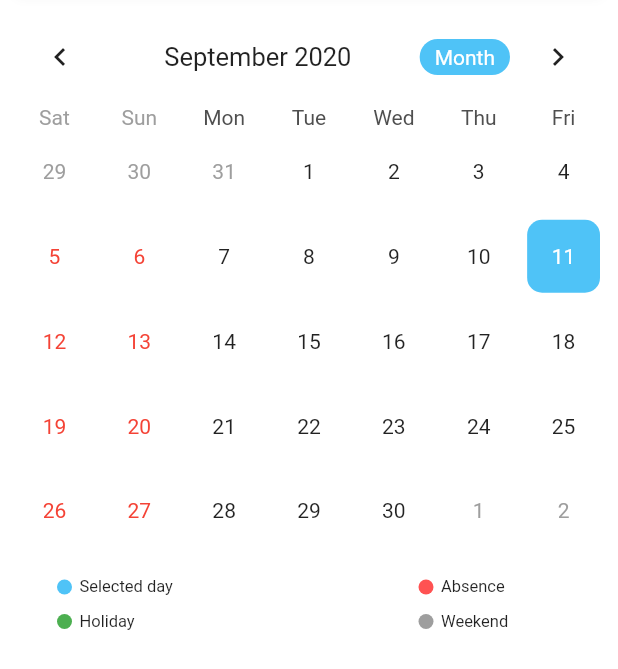
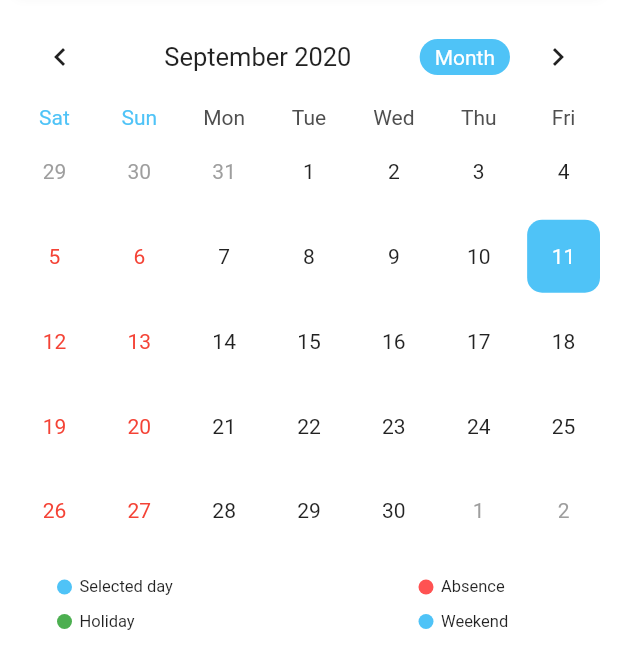
Before and after one commit to ali-ahmed-ali/tabe3, a Flutter app: the StudentAttendCalendPage screen opened by its route, on a phone screen of 412 x 824 dp. Shown: the part 252-921 px from the top of the screen. Run offline on Flutter 3.47's test engine with Material 2 defaults, Android fonts, the light colour scheme and no system bars; drawn by our look-alikes of table_calendar; our stand-ins replace cached_network_image, connectivity, dio, firebase_messaging, flutter_html, flutter_local_notifications and 5 more; missing offline and left inert: dio_http_cache; accounts and stored records are empty; statements that could not run were skipped.

Commit message:
with weakend color

```diff
--- a/lib/pages/student_attend_calend.dart
+++ b/lib/pages/student_attend_calend.dart
@@ -239,7 +239,7 @@ class _StudentAttendCalendPageState extends State<StudentAttendCalendPage> {
                               width: 10,
                               height: 10,
                               decoration: BoxDecoration(
-                                color: Colors.grey,
+                                color: Theme.of(context).primaryColor,
                                 shape: BoxShape.circle,
                               ),
                             ),
@@ -273,13 +273,14 @@ class _StudentAttendCalendPageState extends State<StudentAttendCalendPage> {
         crossAxisAlignment: CrossAxisAlignment.start,
         children: <Widget>[
           TableCalendar(
+
             events: holidays,
             formatAnimation: FormatAnimation.scale,
             weekendDays: weekend,
             holidays: absence,
             daysOfWeekStyle: DaysOfWeekStyle(
                 weekendStyle: TextStyle(
-              color: Colors.grey,
+              color: Theme.of(context).primaryColor,
             )),
             initialCalendarFormat: CalendarFormat.month,
             calendarStyle: CalendarStyle(
--- a/pubspec.yaml
+++ b/pubspec.yaml
@@ -30,7 +30,7 @@ dependencies:
   timeago: ^2.0.26
   flutter_staggered_grid_view: ^0.3.0
   cached_network_image: ^2.2.0+1
-  flutter_svg: ^0.17.4
+  flutter_svg: ^0.18.1
   dio_http_cache: ^0.2.6
   dio: ^3.0.9
   firebase_messaging: ^6.0.15
```
Also changed, not shown: pubspec.lock.
